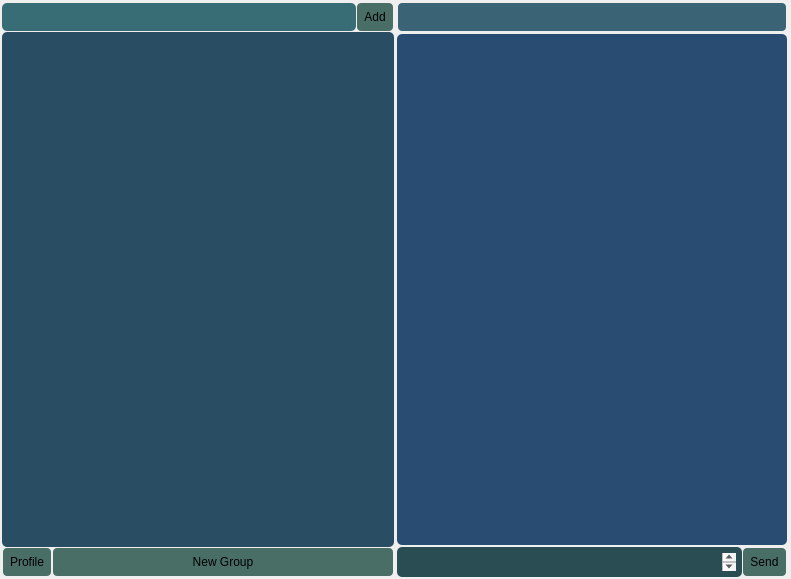
Old version of the form src/interface/mainwindow.ui in the repository OgurtsovAndrei/Messenger-project.
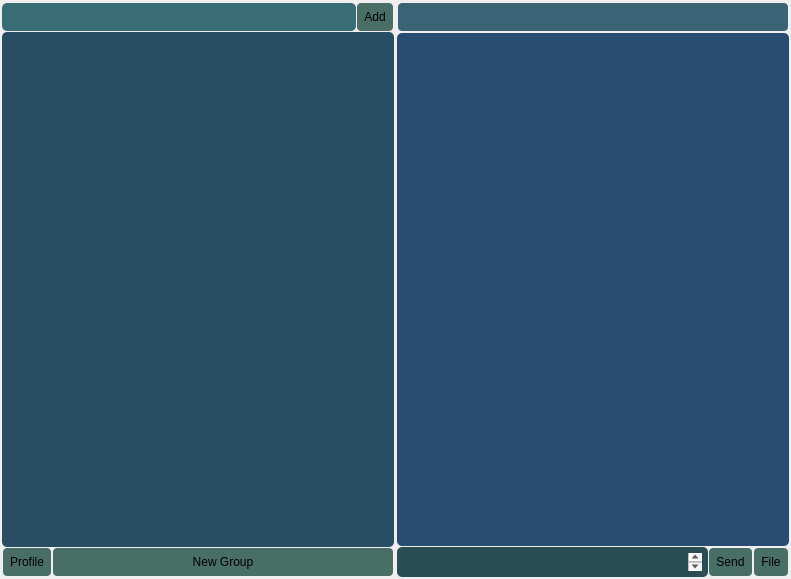
New version of the form.

```diff
--- a/src/interface/mainwindow.ui
+++ b/src/interface/mainwindow.ui
@@ -111,29 +111,15 @@
        <number>0</number>
       </property>
       <property name="rightMargin">
-       <number>2</number>
+       <number>0</number>
       </property>
       <property name="horizontalSpacing">
        <number>0</number>
       </property>
       <property name="verticalSpacing">
-       <number>2</number>
+       <number>1</number>
       </property>
       <item row="2" column="1">
-       <layout class="QVBoxLayout" name="sendButtonLayout">
-        <item>
-         <widget class="QPushButton" name="sendButton">
-          <property name="styleSheet">
-           <string notr="true"/>
-          </property>
-          <property name="text">
-           <string>Send</string>
-          </property>
-         </widget>
-        </item>
-       </layout>
-      </item>
-      <item row="2" column="0">
        <widget class="QTextEdit" name="newMessageInput">
         <property name="sizePolicy">
          <sizepolicy hsizetype="Expanding" vsizetype="Ignored">
@@ -147,7 +133,50 @@
         </property>
        </widget>
       </item>
-      <item row="1" column="0" colspan="2">
+      <item row="2" column="4">
+       <layout class="QHBoxLayout" name="fileLayput">
+        <property name="spacing">
+         <number>0</number>
+        </property>
+        <item>
+         <widget class="QPushButton" name="fileButton">
+          <property name="styleSheet">
+           <string notr="true">QPushButton {margin: 0px}</string>
+          </property>
+          <property name="text">
+           <string>File</string>
+          </property>
+         </widget>
+        </item>
+       </layout>
+      </item>
+      <item row="0" column="0" colspan="5">
+       <widget class="QPushButton" name="chatName">
+        <property name="styleSheet">
+         <string notr="true">QPushButton {background-color : #3A6476;border-width: 2px; 
+        border-radius: 5px; padding: 6px;}
+QPushButton:pressed { background-color: #96a7a1; }</string>
+        </property>
+        <property name="text">
+         <string/>
+        </property>
+       </widget>
+      </item>
+      <item row="2" column="3">
+       <layout class="QHBoxLayout" name="sendButtonLayout">
+        <item>
+         <widget class="QPushButton" name="sendButton">
+          <property name="styleSheet">
+           <string notr="true">QPushButton {margin: 0px}</string>
+          </property>
+          <property name="text">
+           <string>Send</string>
+          </property>
+         </widget>
+        </item>
+       </layout>
+      </item>
+      <item row="1" column="0" colspan="5">
        <widget class="QListWidget" name="messagesList">
         <property name="styleSheet">
          <string notr="true">.QListWidget {background-color : #294d72;border-width: 2px; 
@@ -161,18 +190,6 @@
         </property>
        </widget>
       </item>
-      <item row="0" column="0" colspan="2">
-       <widget class="QPushButton" name="chatName">
-        <property name="styleSheet">
-         <string notr="true">QPushButton {background-color : #3A6476;border-width: 2px; 
-        border-radius: 5px; padding: 6px;}
-QPushButton:pressed { background-color: #96a7a1; }</string>
-        </property>
-        <property name="text">
-         <string/>
-        </property>
-       </widget>
-      </item>
      </layout>
     </item>
    </layout>
```
Left out of the diff: 2 changed lines with no effect on the pictures.
